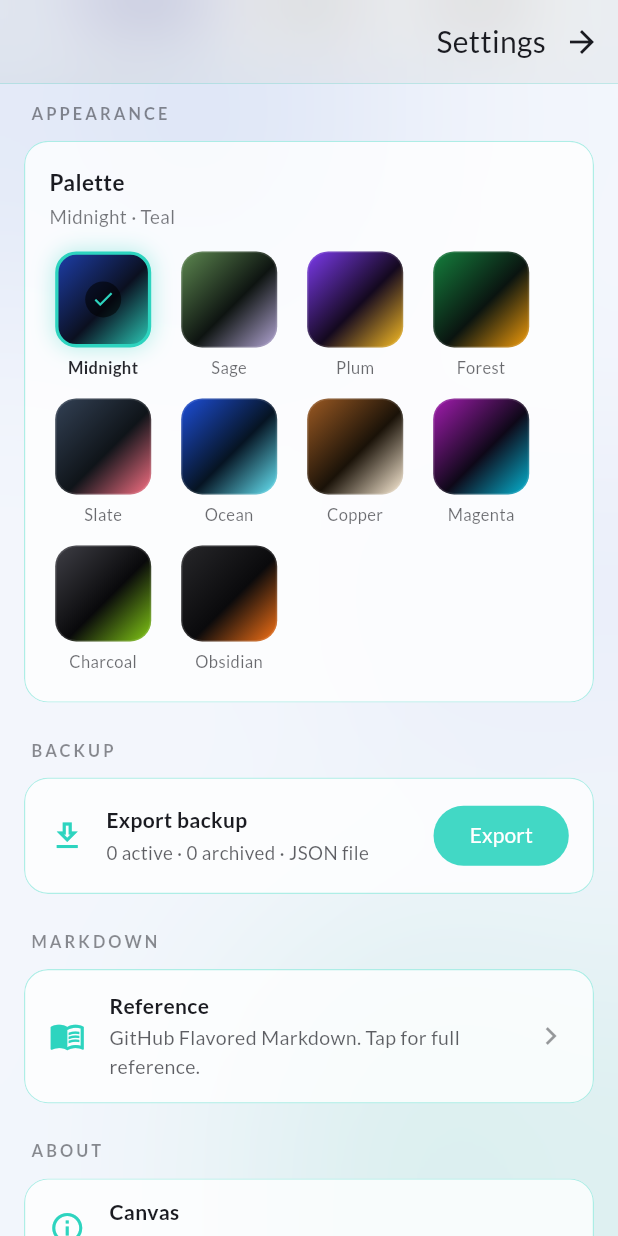
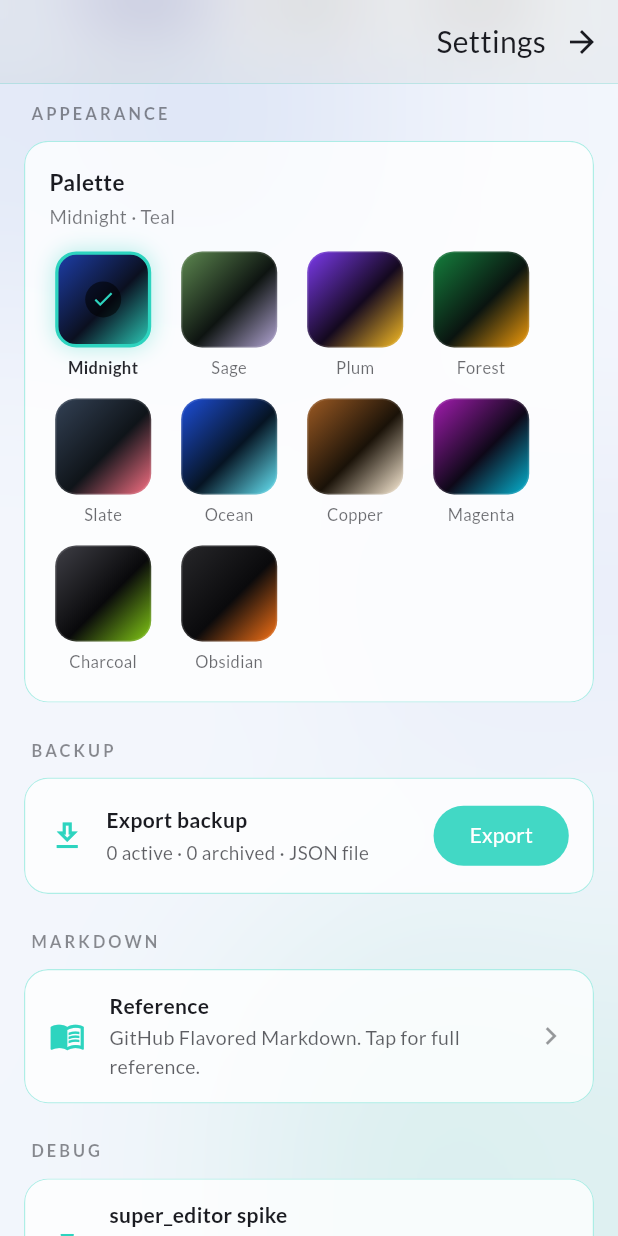
Before and after one commit to ElecTream/canvas, a Flutter app: the SettingsScreen screen opened directly, scrolled down 576 dp, on a phone screen of 412 x 824 dp. Run offline on Flutter 3.47's test engine with Material 3 defaults, Android fonts, the phone set to English and light mode, and no system bars; our stand-ins replace cloud_firestore, drift, firebase_auth, firebase_core, flutter_image_compress, flutter_riverpod and 9 more; missing offline and left inert: desktop_drop, extension_google_sign_in_as_googleapis_auth, googleapis, local_sync, markdown_widget, super_clipboard and 1 more; accounts and stored records are empty; generated files the repository leaves out were written again.

Commit message:
auto-commit: 2026-05-19 18:13 (session-end)

```diff
--- a/lib/screens/settings_screen.dart
+++ b/lib/screens/settings_screen.dart
@@ -22,6 +22,7 @@ import '../utils/app_snackbar.dart';
 import '../widgets/glass_app_bar.dart';
 import '../widgets/glass_card.dart';
 import '../widgets/markdown_guide.dart';
+import 'super_editor_spike_screen.dart';
 
 class SettingsScreen extends ConsumerWidget {
   const SettingsScreen({super.key});
@@ -132,6 +133,48 @@ class SettingsScreen extends ConsumerWidget {
                       const SizedBox(height: 2),
                       Text(
                         'GitHub Flavored Markdown. Tap for full reference.',
+                        style: TextStyle(
+                          color: onSurfaceMuted(context, 0.7),
+                          fontSize: 13,
+                        ),
+                      ),
+                    ],
+                  ),
+                ),
+                Icon(
+                  Icons.chevron_right,
+                  color: onSurfaceMuted(context, 0.45),
+                ),
+              ],
+            ),
+          ),
+          const SizedBox(height: 20),
+          const _SectionLabel('Debug'),
+          GlassCard(
+            padding: const EdgeInsets.symmetric(horizontal: 16, vertical: 14),
+            onTap: () => Navigator.of(context).push(
+              MaterialPageRoute(
+                builder: (_) => const SuperEditorSpikeScreen(),
+              ),
+            ),
+            child: Row(
+              children: [
+                Icon(
+                  Icons.science_outlined,
+                  color: Theme.of(context).colorScheme.secondary,
+                ),
+                const SizedBox(width: 16),
+                Expanded(
+                  child: Column(
+                    crossAxisAlignment: CrossAxisAlignment.start,
+                    children: [
+                      const Text(
+                        'super_editor spike',
+                        style: TextStyle(fontWeight: FontWeight.w600),
+                      ),
+                      const SizedBox(height: 2),
+                      Text(
+                        'Throwaway test of super_editor selection / keyboard.',
                         style: TextStyle(
                           color: onSurfaceMuted(context, 0.7),
                           fontSize: 13,
--- /dev/null
+++ b/lib/screens/super_editor_spike_screen.dart
@@ -0,0 +1,95 @@
+import 'package:flutter/material.dart';
+import 'package:super_editor/super_editor.dart';
+
+/// Throwaway screen for evaluating super_editor as a TextField replacement.
+/// Tests selection painting (per-line tightness), IME-on-resume keyboard
+/// behavior, multi-line drag-select, soft-keyboard interactions.
+///
+/// Delete this file (and the settings entry in `settings_screen.dart`) if
+/// the spike is rejected.
+class SuperEditorSpikeScreen extends StatefulWidget {
+  const SuperEditorSpikeScreen({super.key});
+
+  @override
+  State<SuperEditorSpikeScreen> createState() => _SuperEditorSpikeScreenState();
+}
+
+class _SuperEditorSpikeScreenState extends State<SuperEditorSpikeScreen> {
+  late final MutableDocument _document;
+  late final MutableDocumentComposer _composer;
+  late final Editor _editor;
+  late final FocusNode _focusNode;
+
+  @override
+  void initState() {
+    super.initState();
+    _document = MutableDocument(nodes: [
+      ParagraphNode(
+        id: Editor.createNodeId(),
+        text: AttributedText('# worthy'),
+      ),
+      ParagraphNode(
+        id: Editor.createNodeId(),
+        text: AttributedText(
+          'Jesus is worthy of all of our praise and stuff',
+        ),
+      ),
+      ParagraphNode(
+        id: Editor.createNodeId(),
+        text: AttributedText('# exalt'),
+      ),
+      ParagraphNode(
+        id: Editor.createNodeId(),
+        text: AttributedText('Short'),
+      ),
+      ParagraphNode(
+        id: Editor.createNodeId(),
+        text: AttributedText(
+          'Now here is a really really really really really long line that '
+          'should wrap onto the next visual line within a normal screen width '
+          'on a phone in portrait mode, giving us a multi-line wrap inside '
+          'one paragraph node so we can test selection on a wrapped line.',
+        ),
+      ),
+      ParagraphNode(
+        id: Editor.createNodeId(),
+        text: AttributedText('Another short line'),
+      ),
+      ParagraphNode(
+        id: Editor.createNodeId(),
+        text: AttributedText(
+          'Type here to test the soft keyboard. Background the app, return, '
+          'and tap to confirm the keyboard reattaches.',
+        ),
+      ),
+    ]);
+    _composer = MutableDocumentComposer();
+    _editor = createDefaultDocumentEditor(
+      document: _document,
+      composer: _composer,
+    );
+    _focusNode = FocusNode();
+  }
+
+  @override
+  void dispose() {
+    _focusNode.dispose();
+    _editor.dispose();
+    _composer.dispose();
+    _document.dispose();
+    super.dispose();
+  }
+
+  @override
+  Widget build(BuildContext context) {
+    return Scaffold(
+      appBar: AppBar(title: const Text('super_editor spike')),
+      body: SafeArea(
+        child: SuperEditor(
+          editor: _editor,
+          focusNode: _focusNode,
+        ),
+      ),
+    );
+  }
+}
--- a/pubspec.yaml
+++ b/pubspec.yaml
@@ -1,7 +1,7 @@
 name: canvas
 description: A simple, polished notes app.
 publish_to: 'none'
-version: 0.9.16
+version: 0.9.17
 environment:
   sdk: '>=3.5.0 <4.0.0'
 
@@ -52,6 +52,7 @@ dependencies:
   desktop_drop: ^0.5.0
   path_provider: ^2.1.4
   path: ^1.9.0
+  super_editor: ^0.3.0-dev.51
 
 dev_dependencies:
   flutter_test:
```
Also changed, not shown: pubspec.lock.
